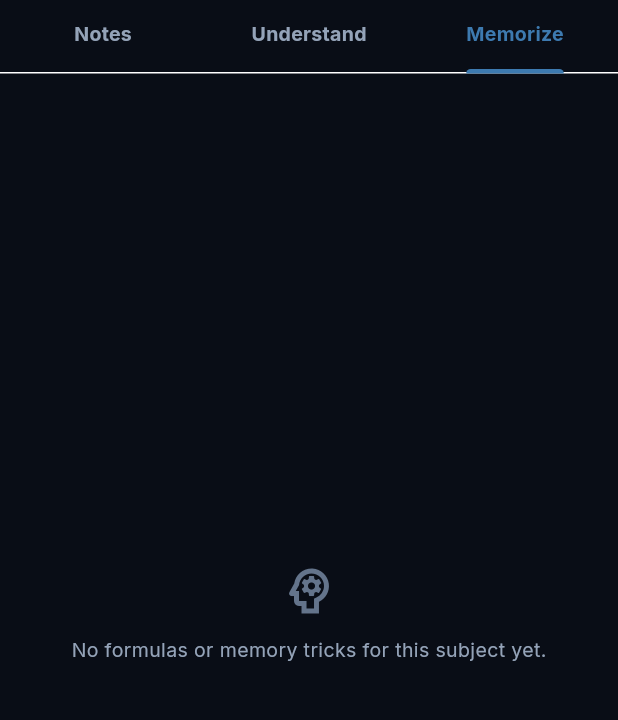
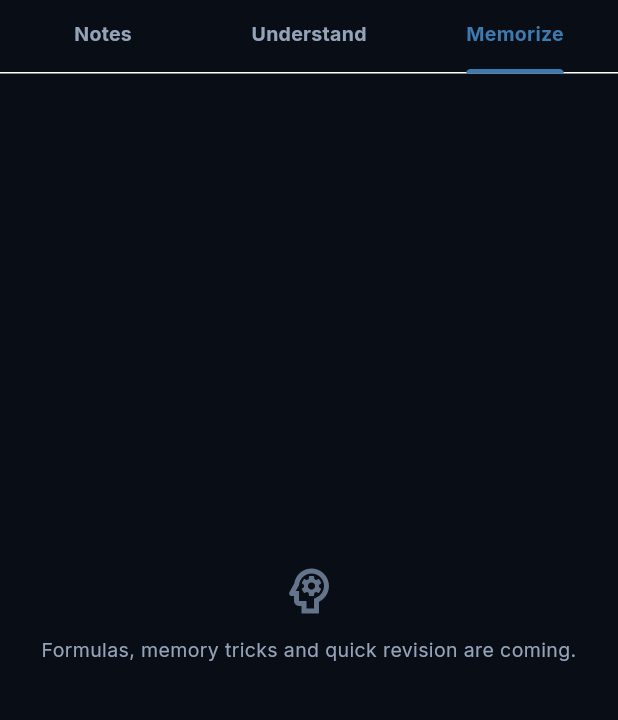
Before and after one commit to vkanyamuka-alt/somasmart-flutter, a Flutter app: the SubjectDetailScreen screen opened directly with empty values, tab 3 chosen, on a phone screen of 412 x 824 dp, the part 84-804 px from its top. Run offline on Flutter 3.47's test engine with Material 3 defaults, Android fonts, the phone set to English and light mode, and no system bars; our stand-ins replace firebase_core, firebase_messaging, flutter_markdown_plus, flutter_riverpod, go_router, google_fonts and 3 more; missing offline and left inert: flutter_math_fork, markdown; accounts and stored records are empty; statements that could not run were skipped.

Commit message:
Subject tabs: show notes, videos/files and cards in the tab the admin chose
Each tab (Muhtasari / Elewa na Miliki / Kumbuka) now lists written notes,
learning materials and memory cards per syllabus topic, using the same tab
rule as the website (shared cases in test/fixtures/subject_content_cases.json).

Co-Authored-By: Claude Opus 5.5 <noreply@anthropic.com>

```diff
--- a/lib/features/subjects/domain/models/syllabus_topic_model.dart
+++ b/lib/features/subjects/domain/models/syllabus_topic_model.dart
@@ -24,6 +24,9 @@ class SubjectNoteItem {
   /// 'text' (default) or 'pdf'.
   final String fileType;
 
+  /// The subject tab the admin chose: notes, understand_master or memorize.
+  final String? section;
+
   const SubjectNoteItem({
     required this.id,
     required this.subjectId,
@@ -36,6 +39,7 @@ class SubjectNoteItem {
     this.topic,
     this.textContent,
     this.fileType = 'text',
+    this.section,
   });
 
   factory SubjectNoteItem.fromMap(Map<String, dynamic> map) {
@@ -54,6 +58,7 @@ class SubjectNoteItem {
       topic: map['topic'] as String?,
       textContent: map['text_content'] as String?,
       fileType: map['file_type'] as String? ?? 'text',
+      section: map['section'] as String?,
     );
   }
 }
@@ -74,6 +79,9 @@ class SubjectMaterialItem {
   final String language;
   final String? topic;
   final DateTime? publishedAt;
+
+  /// The subject tab the admin chose: notes, understand_master or memorize.
+  final String? section;
 
   /// Where the student opens this material: the Wistia player for a video
   /// with a Wistia ID (as the website does), otherwise the file or link the
@@ -104,6 +112,7 @@ class SubjectMaterialItem {
     this.language = 'both',
     this.topic,
     this.publishedAt,
+    this.section,
   });
 
   factory SubjectMaterialItem.fromMap(Map<String, dynamic> map) {
@@ -124,6 +133,7 @@ class SubjectMaterialItem {
       publishedAt: map['published_at'] != null
           ? DateTime.tryParse(map['published_at'] as String)
           : null,
+      section: map['section'] as String?,
     );
   }
 }
--- a/lib/features/subjects/presentation/screens/subject_detail_screen.dart
+++ b/lib/features/subjects/presentation/screens/subject_detail_screen.dart
@@ -8,6 +8,7 @@ import '../../../notes/presentation/screens/note_viewer_screen.dart';
 import '../../domain/models/syllabus_topic_model.dart';
 import '../controllers/subjects_controller.dart';
 import '../../../../core/utils/learning_language.dart';
+import '../../../../core/utils/subject_content.dart';
 
 /// Subject Detail Screen with 3 Tabs (Notes, Understand & Master, Memorize).
 /// Fully aligned with React `SubjectDetail.jsx`.
@@ -297,26 +298,38 @@ class _SubjectDetailScreenState extends ConsumerState<SubjectDetailScreen>
             body: TabBarView(
               controller: _tabController,
               children: [
-                // 1. NOTES TAB
-                _NotesTabContent(
+                for (final tab in SubjectTab.values)
+                  _ContentTab(
                     topics: topics,
-                  notes: notes,
-                  lang: lang,
-                  isDark: isDark,
-                ),
-
-                // 2. UNDERSTAND & MASTER TAB
-                _UnderstandTabContent(
-                  topics: topics,
-                  materials: materials,
-                  lang: lang,
-                  isDark: isDark,
-                ),
-
-                // 3. MEMORIZE TAB
-                _MemorizeTabContent(
-                  topics: topics,
-                  memorizeItems: memorize,
+                    notes: notes
+                        .where((n) => tabOf(ContentKind.note, n.section) == tab)
+                        .toList(),
+                    materials: materials
+                        .where(
+                          (m) => tabOf(ContentKind.material, m.section) == tab,
+                        )
+                        .toList(),
+                    cards: tab == SubjectTab.memorize ? memorize : const [],
+                    emptyIcon: switch (tab) {
+                      SubjectTab.notes => Icons.menu_book_outlined,
+                      SubjectTab.understand =>
+                        Icons.play_circle_outline_rounded,
+                      SubjectTab.memorize => Icons.psychology_outlined,
+                    },
+                    emptyText: switch (tab) {
+                      SubjectTab.notes =>
+                        lang == 'sw'
+                            ? 'Bado hakuna muhtasari wa somo hili.'
+                            : 'No study notes available for this subject yet.',
+                      SubjectTab.understand =>
+                        lang == 'sw'
+                            ? 'Video, maelezo na masomo ya somo hili yanakuja.'
+                            : 'Videos, notes and lessons for this subject are coming.',
+                      SubjectTab.memorize =>
+                        lang == 'sw'
+                            ? 'Fomula, mbinu za kukumbuka na marudio ya haraka yanakuja.'
+                            : 'Formulas, memory tricks and quick revision are coming.',
+                    },
                     lang: lang,
                     isDark: isDark,
                   ),
@@ -358,31 +371,64 @@ class _SliverTabBarDelegate extends SliverPersistentHeaderDelegate {
   }
 }
 
-/// 1. Notes Tab Content: the subject's syllabus topics in order, each its own
-/// card (same as the web subject page). A topic with notes lists them under
-/// its name; a topic without is a quiet card.
-class _NotesTabContent extends StatelessWidget {
+/// One tab of the subject page: the subject's syllabus topics in order, each
+/// its own card (same as the web subject page). A topic lists what the admin
+/// put in this tab for it — written notes, then videos and files, then memory
+/// cards; a topic with nothing yet is a quiet card.
+class _ContentTab extends StatelessWidget {
   final List<SyllabusTopic> topics;
   final List<SubjectNoteItem> notes;
+  final List<SubjectMaterialItem> materials;
+  final List<SubjectMemorizeItem> cards;
+  final IconData emptyIcon;
+  final String emptyText;
   final String lang;
   final bool isDark;
 
-  const _NotesTabContent({
+  const _ContentTab({
     required this.topics,
     required this.notes,
+    required this.materials,
+    required this.cards,
+    required this.emptyIcon,
+    required this.emptyText,
     required this.lang,
     required this.isDark,
   });
 
-  static bool _belongsTo(SubjectNoteItem n, SyllabusTopic topic) {
-    final text = '${n.title} ${n.description} ${n.topic ?? ""}'.toLowerCase();
-    return text.contains(topic.en.toLowerCase()) ||
-        text.contains(topic.sw.toLowerCase());
+  static bool _mentions(String text, SyllabusTopic topic) {
+    final t = text.toLowerCase();
+    return t.contains(topic.en.toLowerCase()) ||
+        t.contains(topic.sw.toLowerCase());
+  }
+
+  static bool _noteIn(SubjectNoteItem n, SyllabusTopic t) =>
+      _mentions('${n.title} ${n.description} ${n.topic ?? ""}', t);
+  static bool _materialIn(SubjectMaterialItem m, SyllabusTopic t) =>
+      _mentions('${m.title} ${m.description} ${m.topic ?? ""}', t);
+  static bool _cardIn(SubjectMemorizeItem c, SyllabusTopic t) =>
+      _mentions('${c.title} ${c.topic}', t);
+
+  Widget? _items(
+    List<SubjectNoteItem> n,
+    List<SubjectMaterialItem> m,
+    List<SubjectMemorizeItem> c,
+  ) {
+    if (n.isEmpty && m.isEmpty && c.isEmpty) return null;
+    return Column(
+      crossAxisAlignment: CrossAxisAlignment.stretch,
+      children: [
+        if (n.isNotEmpty) _NoteLinks(notes: n, lang: lang),
+        if (m.isNotEmpty) _MaterialLinks(materials: m),
+        if (c.isNotEmpty) _MemoryCards(cards: c),
+      ],
+    );
   }
 
   @override
   Widget build(BuildContext context) {
-    if (topics.isEmpty && notes.isEmpty) {
+    final nothing = notes.isEmpty && materials.isEmpty && cards.isEmpty;
+    if (topics.isEmpty && nothing) {
       return Center(
         child: Padding(
           padding: const EdgeInsets.all(24),
@@ -390,7 +436,7 @@ class _NotesTabContent extends StatelessWidget {
             mainAxisAlignment: MainAxisAlignment.center,
             children: [
               Icon(
-                Icons.menu_book_outlined,
+                emptyIcon,
                 size: 40,
                 color: isDark
                     ? AppColors.darkTextMuted
@@ -398,9 +444,8 @@ class _NotesTabContent extends StatelessWidget {
               ),
               const SizedBox(height: 10),
               Text(
-                lang == 'sw'
-                    ? 'Bado hakuna muhtasari wa somo hili.'
-                    : 'No study notes available for this subject yet.',
+                emptyText,
+                textAlign: TextAlign.center,
                 style: TextStyle(
                   fontSize: 13,
                   color: isDark
@@ -417,37 +462,49 @@ class _NotesTabContent extends StatelessWidget {
     if (topics.isEmpty) {
       return ListView(
         padding: const EdgeInsets.all(16),
-        children: [_NoteLinks(notes: notes, lang: lang)],
+        children: [_items(notes, materials, cards)!],
       );
     }
 
-    final perTopic = [
-      for (final t in topics) notes.where((n) => _belongsTo(n, t)).toList(),
-    ];
-    final extra = notes
-        .where((n) => !perTopic.any((list) => list.contains(n)))
-        .toList();
-
-    final rows = <Widget>[
-      for (var i = 0; i < topics.length; i++)
+    final rows = <Widget>[];
+    final placedNotes = <SubjectNoteItem>{};
+    final placedMaterials = <SubjectMaterialItem>{};
+    final placedCards = <SubjectMemorizeItem>{};
+    for (var i = 0; i < topics.length; i++) {
+      final t = topics[i];
+      final n = notes.where((x) => _noteIn(x, t)).toList();
+      final m = materials.where((x) => _materialIn(x, t)).toList();
+      final c = cards.where((x) => _cardIn(x, t)).toList();
+      placedNotes.addAll(n);
+      placedMaterials.addAll(m);
+      placedCards.addAll(c);
+      final child = _items(n, m, c);
+      rows.add(
         _TopicRow(
           number: '${i + 1}',
-          name: lang == 'sw' ? topics[i].sw : topics[i].en,
-          isEmpty: perTopic[i].isEmpty,
+          name: lang == 'sw' ? t.sw : t.en,
+          isEmpty: child == null,
           isDark: isDark,
-          child: perTopic[i].isEmpty
-              ? null
-              : _NoteLinks(notes: perTopic[i], lang: lang),
+          child: child,
         ),
-      if (extra.isNotEmpty)
+      );
+    }
+    final extra = _items(
+      notes.where((x) => !placedNotes.contains(x)).toList(),
+      materials.where((x) => !placedMaterials.contains(x)).toList(),
+      cards.where((x) => !placedCards.contains(x)).toList(),
+    );
+    if (extra != null) {
+      rows.add(
         _TopicRow(
           number: '+',
           name: lang == 'sw' ? 'Maudhui ya ziada' : 'More resources',
           isEmpty: false,
           isDark: isDark,
-          child: _NoteLinks(notes: extra, lang: lang),
+          child: extra,
         ),
-    ];
+      );
+    }
 
     return ListView.separated(
       padding: const EdgeInsets.fromLTRB(16, 16, 16, 32),
@@ -458,7 +515,7 @@ class _NotesTabContent extends StatelessWidget {
   }
 }
 
-/// One syllabus topic as a card: number and name, then its notes. A topic
+/// One syllabus topic as a card: number and name, then its content. A topic
 /// without notes yet is a quiet card with no fill.
 class _TopicRow extends StatelessWidget {
   final String number;
@@ -622,94 +679,55 @@ class _NoteLinks extends StatelessWidget {
   }
 }
 
-/// 2. Understand & Master Tab Content
-class _UnderstandTabContent extends StatelessWidget {
-  final List<SyllabusTopic> topics;
+/// A topic's videos, audio and files: one row each, the row opens it.
+class _MaterialLinks extends StatelessWidget {
   final List<SubjectMaterialItem> materials;
-  final String lang;
-  final bool isDark;
 
-  const _UnderstandTabContent({
-    required this.topics,
-    required this.materials,
-    required this.lang,
-    required this.isDark,
-  });
+  const _MaterialLinks({required this.materials});
 
   @override
   Widget build(BuildContext context) {
-    if (materials.isEmpty) {
-      return Center(
-        child: Padding(
-          padding: const EdgeInsets.all(24),
-          child: Column(
-            mainAxisAlignment: MainAxisAlignment.center,
+    final isDark = Theme.of(context).brightness == Brightness.dark;
+    return Column(
       children: [
-              Icon(
-                Icons.play_circle_outline_rounded,
-                size: 40,
-                color: isDark
-                    ? AppColors.darkTextMuted
-                    : AppColors.lightTextMuted,
-              ),
-              const SizedBox(height: 10),
-              Text(
-                lang == 'sw'
-                    ? 'Bado hakuna video au sauti za somo hili.'
-                    : 'No video or audio lessons for this subject yet.',
-                style: TextStyle(
-                  fontSize: 13,
-                  color: isDark
-                      ? AppColors.darkTextSecondary
-                      : AppColors.lightTextSecondary,
-                ),
-              ),
-            ],
-          ),
-        ),
-      );
-    }
-
-    return ListView.separated(
-      padding: const EdgeInsets.all(16),
-      itemCount: materials.length,
-      separatorBuilder: (context, index) => const SizedBox(height: 12),
-      itemBuilder: (ctx, index) {
-        final mat = materials[index];
-        final isVideo = mat.materialType == 'video';
-
-        return InkWell(
-          borderRadius: BorderRadius.circular(16),
+        for (final mat in materials)
+          Padding(
+            padding: const EdgeInsets.only(bottom: 8),
+            child: InkWell(
+              borderRadius: BorderRadius.circular(12),
               onTap: () => _openMaterial(context, mat),
               child: Container(
-            padding: const EdgeInsets.all(12),
+                padding: const EdgeInsets.all(10),
                 decoration: BoxDecoration(
-              color: isDark ? AppColors.darkBgSurface : Colors.white,
-              borderRadius: BorderRadius.circular(16),
+                  color: isDark
+                      ? AppColors.darkBgBase
+                      : AppColors.lightBgContainer,
+                  borderRadius: BorderRadius.circular(12),
                   border: Border.all(
-                color: isDark ? AppColors.darkBorder : AppColors.lightBorder,
+                    color: isDark
+                        ? AppColors.darkBorder
+                        : AppColors.lightBorder,
                   ),
                 ),
                 child: Row(
                   crossAxisAlignment: CrossAxisAlignment.start,
                   children: [
-                // 16:9 Thumbnail container
                     Container(
-                  width: 90,
-                  height: 60,
+                      width: 72,
+                      height: 48,
                       decoration: BoxDecoration(
-                    color: isDark ? AppColors.darkBgBase : Colors.black87,
-                    borderRadius: BorderRadius.circular(10),
+                        color: AppColors.primary,
+                        borderRadius: BorderRadius.circular(8),
                       ),
                       child: Center(
                         child: Icon(
-                      isVideo
+                          mat.materialType == 'video'
                               ? Icons.play_arrow_rounded
                               : mat.materialType == 'audio'
                               ? Icons.headphones_rounded
                               : Icons.description_rounded,
                           color: Colors.white,
-                      size: 24,
+                          size: 22,
                         ),
                       ),
                     ),
@@ -727,11 +745,10 @@ class _UnderstandTabContent extends StatelessWidget {
                             maxLines: 2,
                             overflow: TextOverflow.ellipsis,
                           ),
+                          if (_blurb(mat).isNotEmpty) ...[
                             const SizedBox(height: 4),
                             Text(
-                        mat.shortDescription.isNotEmpty
-                            ? mat.shortDescription
-                            : mat.description,
+                              _blurb(mat),
                               style: TextStyle(
                                 fontSize: 11.5,
                                 color: isDark
@@ -742,15 +759,20 @@ class _UnderstandTabContent extends StatelessWidget {
                               overflow: TextOverflow.ellipsis,
                             ),
                           ],
+                        ],
                       ),
                     ),
                   ],
                 ),
               ),
-        );
-      },
+            ),
+          ),
+      ],
     );
   }
+
+  static String _blurb(SubjectMaterialItem m) =>
+      m.shortDescription.isNotEmpty ? m.shortDescription : m.description;
 
   Future<void> _openMaterial(
     BuildContext context,
@@ -779,75 +801,31 @@ class _UnderstandTabContent extends StatelessWidget {
   }
 }
 
-/// 3. Memorize Tab Content
-class _MemorizeTabContent extends StatelessWidget {
-  final List<SyllabusTopic> topics;
-  final List<SubjectMemorizeItem> memorizeItems;
-  final String lang;
-  final bool isDark;
+/// A topic's memory cards: formulas, mnemonics and memory tricks.
+class _MemoryCards extends StatelessWidget {
+  final List<SubjectMemorizeItem> cards;
 
-  const _MemorizeTabContent({
-    required this.topics,
-    required this.memorizeItems,
-    required this.lang,
-    required this.isDark,
-  });
+  const _MemoryCards({required this.cards});
 
   @override
   Widget build(BuildContext context) {
-    if (memorizeItems.isEmpty) {
-      return Center(
-        child: Padding(
-          padding: const EdgeInsets.all(24),
-          child: Column(
-            mainAxisAlignment: MainAxisAlignment.center,
+    final isDark = Theme.of(context).brightness == Brightness.dark;
+    return Column(
+      crossAxisAlignment: CrossAxisAlignment.stretch,
       children: [
-              Icon(
-                Icons.psychology_outlined,
-                size: 40,
-                color: isDark
-                    ? AppColors.darkTextMuted
-                    : AppColors.lightTextMuted,
-              ),
-              const SizedBox(height: 10),
-              Text(
-                lang == 'sw'
-                    ? 'Bado hakuna kanuni au mnemonics za somo hili.'
-                    : 'No formulas or memory tricks for this subject yet.',
-                style: TextStyle(
-                  fontSize: 13,
-                  color: isDark
-                      ? AppColors.darkTextSecondary
-                      : AppColors.lightTextSecondary,
-                ),
-              ),
-            ],
-          ),
-        ),
-      );
-    }
-
-    return ListView.separated(
-      padding: const EdgeInsets.all(16),
-      itemCount: memorizeItems.length,
-      separatorBuilder: (context, index) => const SizedBox(height: 12),
-      itemBuilder: (ctx, index) {
-        final item = memorizeItems[index];
-
-        return Container(
-          padding: const EdgeInsets.all(14),
+        for (final item in cards)
+          Container(
+            margin: const EdgeInsets.only(bottom: 8),
+            padding: const EdgeInsets.all(12),
             decoration: BoxDecoration(
-            color: isDark ? AppColors.darkBgSurface : Colors.white,
-            borderRadius: BorderRadius.circular(16),
+              color: isDark ? AppColors.darkBgBase : AppColors.lightBgContainer,
+              borderRadius: BorderRadius.circular(12),
               border: Border.all(
                 color: isDark ? AppColors.darkBorder : AppColors.lightBorder,
               ),
             ),
             child: Column(
               crossAxisAlignment: CrossAxisAlignment.start,
-            children: [
-              Row(
-                mainAxisAlignment: MainAxisAlignment.spaceBetween,
               children: [
                 Container(
                   padding: const EdgeInsets.symmetric(
@@ -859,7 +837,7 @@ class _MemorizeTabContent extends StatelessWidget {
                     borderRadius: BorderRadius.circular(6),
                   ),
                   child: Text(
-                      item.itemType.toUpperCase(),
+                    item.itemType.replaceAll('_', ' ').toUpperCase(),
                     style: const TextStyle(
                       fontSize: 10,
                       fontWeight: FontWeight.w800,
@@ -867,23 +845,11 @@ class _MemorizeTabContent extends StatelessWidget {
                     ),
                   ),
                 ),
-                  if (item.topic.isNotEmpty)
-                    Text(
-                      item.topic,
-                      style: TextStyle(
-                        fontSize: 11,
-                        color: isDark
-                            ? AppColors.darkTextMuted
-                            : AppColors.lightTextMuted,
-                      ),
-                    ),
-                ],
-              ),
                 const SizedBox(height: 8),
                 Text(
                   item.title,
                   style: const TextStyle(
-                  fontSize: 14.5,
+                    fontSize: 14,
                     fontWeight: FontWeight.w700,
                   ),
                 ),
@@ -892,9 +858,7 @@ class _MemorizeTabContent extends StatelessWidget {
                   width: double.infinity,
                   padding: const EdgeInsets.all(10),
                   decoration: BoxDecoration(
-                  color: isDark
-                      ? AppColors.darkBgBase
-                      : AppColors.lightBgContainer,
+                    color: isDark ? AppColors.darkBgSurface : Colors.white,
                     borderRadius: BorderRadius.circular(8),
                   ),
                   child: Text(
@@ -908,8 +872,8 @@ class _MemorizeTabContent extends StatelessWidget {
                 ),
               ],
             ),
-        );
-      },
+          ),
+      ],
     );
   }
 }
```
Also changed, not shown: lib/core/utils/subject_content.dart (added, +24 -0 lines), 2 other files. Lines whose indentation alone changed are shown as unchanged.
